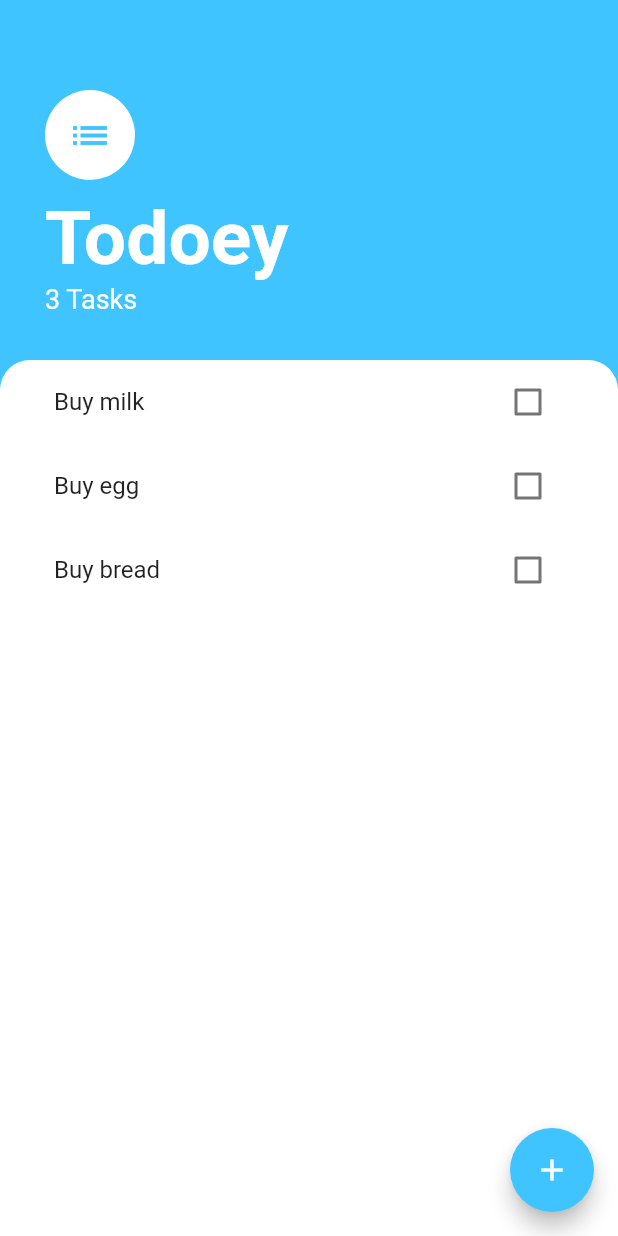
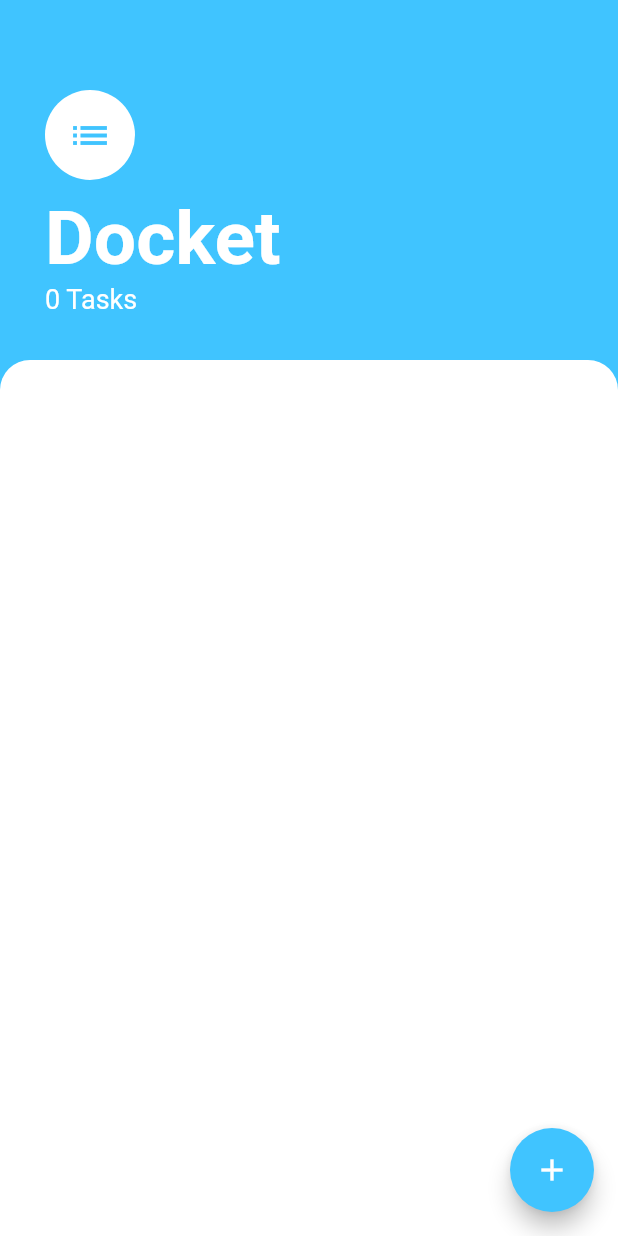
Before and after one commit to Procoder16/Docket, a Flutter app: the screen it shows after launch, on a phone screen of 412 x 824 dp. Run offline on Flutter 3.47's test engine with Material 2 defaults, Android fonts, the phone set to English and light mode, and no system bars.

Commit message:
changed the app name and the display name

```diff
--- a/lib/models/tasks_data.dart
+++ b/lib/models/tasks_data.dart
@@ -4,11 +4,7 @@ import 'package:flutter/material.dart';
 import 'package:todoey_flutter/models/tasks.dart';
 
 class TaskData extends ChangeNotifier {
-  List<Task> _tasks = [
-    Task(name: 'Buy milk'),
-    Task(name: 'Buy egg'),
-    Task(name: 'Buy bread'),
-  ];
+  List<Task> _tasks = [];
 
   UnmodifiableListView<Task> get tasks {
     return UnmodifiableListView(_tasks);
--- a/lib/screens/tasks_screen.dart
+++ b/lib/screens/tasks_screen.dart
@@ -44,7 +44,7 @@ class TasksScreens extends StatelessWidget {
                   height: 10.0,
                 ),
                 Text(
-                  'Todoey',
+                  'Docket',
                   style: TextStyle(
                       color: Colors.white,
                       fontWeight: FontWeight.w700,
--- a/lib/widgets/tasks_tile.dart
+++ b/lib/widgets/tasks_tile.dart
@@ -19,7 +19,9 @@ class TaskTile extends StatelessWidget {
       title: Text(
         taskTitle,
         style: TextStyle(
-            decoration: isChecked ? TextDecoration.lineThrough : null),
+            decoration: isChecked ? TextDecoration.lineThrough : null,
+            fontSize: 20.0,
+            fontWeight: FontWeight.bold),
       ),
       trailing: Checkbox(
         activeColor: Colors.lightBlueAccent,
```
Also changed, not shown: 1 other file.
